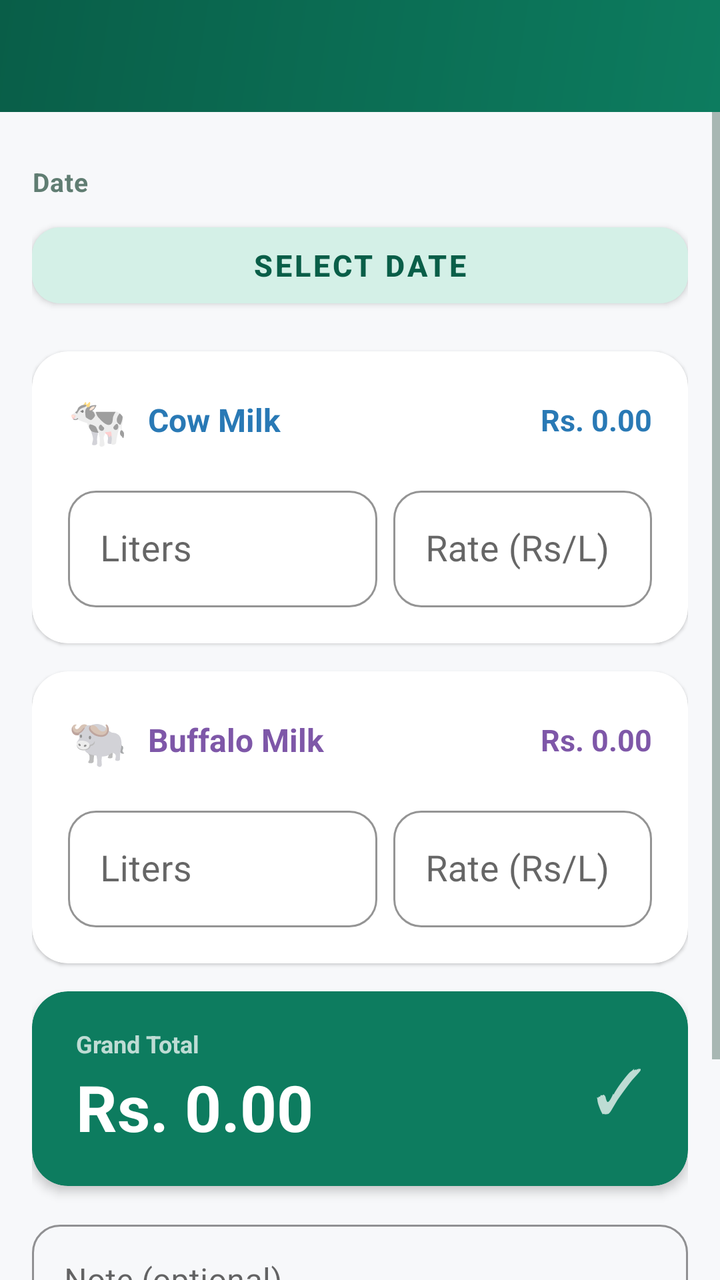
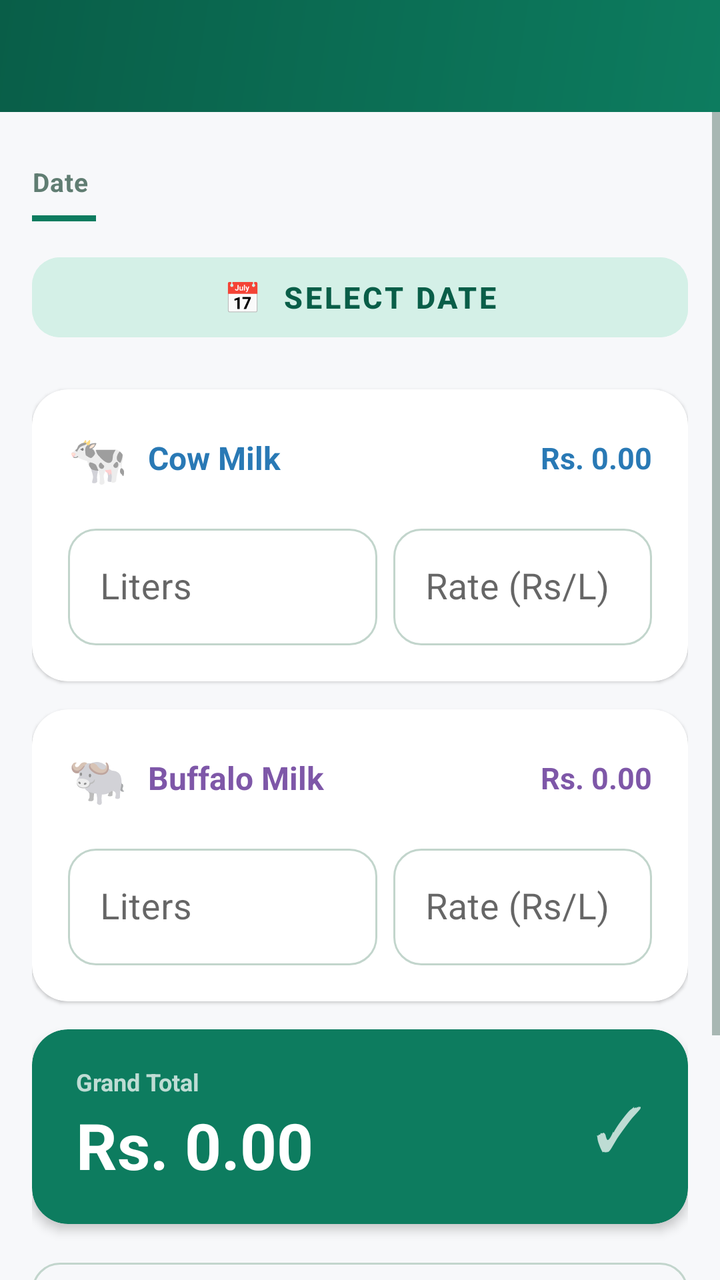

Screens rendered from an Android XML layout before and after an edit, with the pre-edit source and the edit as a unified diff.
<!-- AndroidManifest.xml: application theme Theme.MilkDiary -->
<!-- res/layout/activity_add_record.xml -->
<?xml version="1.0" encoding="utf-8"?>
<LinearLayout xmlns:android="http://schemas.android.com/apk/res/android"
    xmlns:app="http://schemas.android.com/apk/res-auto"
    android:layout_width="match_parent"
    android:layout_height="match_parent"
    android:orientation="vertical"
    android:background="@color/background">

    
    <com.google.android.material.appbar.MaterialToolbar
        android:id="@+id/toolbar"
        android:layout_width="match_parent"
        android:layout_height="?attr/actionBarSize"
        android:background="@drawable/header_gradient"
        app:titleTextColor="#FFFFFF"
        app:navigationIconTint="#FFFFFF" />

    <ScrollView
        android:layout_width="match_parent"
        android:layout_height="match_parent"
        android:fillViewport="true">

        <LinearLayout
            android:layout_width="match_parent"
            android:layout_height="wrap_content"
            android:orientation="vertical"
            android:paddingStart="16dp"
            android:paddingEnd="16dp"
            android:paddingTop="20dp"
            android:paddingBottom="32dp">

            
            <TextView
                android:layout_width="match_parent"
                android:layout_height="wrap_content"
                android:text="Date"
                style="@style/SectionLabel" />

            <Button
                android:id="@+id/btnDate"
                android:layout_width="match_parent"
                android:layout_height="50dp"
                android:layout_marginBottom="18dp"
                android:text="Select Date"
                android:backgroundTint="@color/primary_light"
                android:textColor="@color/primary_dark"
                android:textStyle="bold"
                android:textSize="15sp"
                app:cornerRadius="14dp"
                android:elevation="0dp" />

            
            <androidx.cardview.widget.CardView
                android:layout_width="match_parent"
                android:layout_height="wrap_content"
                android:layout_marginBottom="14dp"
                app:cardCornerRadius="18dp"
                app:cardElevation="1dp"
                app:cardBackgroundColor="@color/card_bg">

                <LinearLayout
                    android:layout_width="match_parent"
                    android:layout_height="wrap_content"
                    android:orientation="vertical"
                    android:padding="18dp">

                    
                    <LinearLayout
                        android:layout_width="match_parent"
                        android:layout_height="wrap_content"
                        android:orientation="horizontal"
                        android:gravity="center_vertical"
                        android:paddingBottom="14dp">
                        <TextView
                            android:layout_width="wrap_content"
                            android:layout_height="wrap_content"
                            android:text="🐄"
                            android:textSize="24sp"
                            android:layout_marginEnd="10dp" />
                        <TextView
                            android:layout_width="0dp"
                            android:layout_height="wrap_content"
                            android:layout_weight="1"
                            android:text="Cow Milk"
                            android:textSize="16sp"
                            android:textStyle="bold"
                            android:textColor="@color/cow_color" />
                        <TextView
                            android:id="@+id/tvCowAmount"
                            android:layout_width="wrap_content"
                            android:layout_height="wrap_content"
                            android:text="Rs. 0.00"
                            android:textSize="15sp"
                            android:textStyle="bold"
                            android:textColor="@color/cow_color" />
                    </LinearLayout>

                    
                    <LinearLayout
                        android:layout_width="match_parent"
                        android:layout_height="wrap_content"
                        android:orientation="horizontal">

                        <com.google.android.material.textfield.TextInputLayout
                            android:layout_width="0dp"
                            android:layout_height="wrap_content"
                            android:layout_weight="1.2"
                            android:layout_marginEnd="8dp"
                            android:hint="Liters"
                            style="@style/InputField">
                            <com.google.android.material.textfield.TextInputEditText
                                android:id="@+id/etCowLiters"
                                android:layout_width="match_parent"
                                android:layout_height="wrap_content"
                                android:inputType="numberDecimal"
                                android:textSize="18sp"
                                android:selectAllOnFocus="true"
                                android:imeOptions="actionNext" />
                        </com.google.android.material.textfield.TextInputLayout>

                        <com.google.android.material.textfield.TextInputLayout
                            android:layout_width="0dp"
                            android:layout_height="wrap_content"
                            android:layout_weight="1"
                            android:hint="Rate (Rs/L)"
                            style="@style/InputField">
                            <com.google.android.material.textfield.TextInputEditText
                                android:id="@+id/etCowRate"
                                android:layout_width="match_parent"
                                android:layout_height="wrap_content"
                                android:inputType="numberDecimal"
                                android:textSize="18sp"
                                android:selectAllOnFocus="true"
                                android:imeOptions="actionNext" />
                        </com.google.android.material.textfield.TextInputLayout>
                    </LinearLayout>
                </LinearLayout>
            </androidx.cardview.widget.CardView>

            
            <androidx.cardview.widget.CardView
                android:layout_width="match_parent"
                android:layout_height="wrap_content"
                android:layout_marginBottom="14dp"
                app:cardCornerRadius="18dp"
                app:cardElevation="1dp"
                app:cardBackgroundColor="@color/card_bg">

                <LinearLayout
                    android:layout_width="match_parent"
                    android:layout_height="wrap_content"
                    android:orientation="vertical"
                    android:padding="18dp">

                    <LinearLayout
                        android:layout_width="match_parent"
                        android:layout_height="wrap_content"
                        android:orientation="horizontal"
                        android:gravity="center_vertical"
                        android:paddingBottom="14dp">
                        <TextView
                            android:layout_width="wrap_content"
                            android:layout_height="wrap_content"
                            android:text="🐃"
                            android:textSize="24sp"
                            android:layout_marginEnd="10dp" />
                        <TextView
                            android:layout_width="0dp"
                            android:layout_height="wrap_content"
                            android:layout_weight="1"
                            android:text="Buffalo Milk"
                            android:textSize="16sp"
                            android:textStyle="bold"
                            android:textColor="@color/buffalo_color" />
                        <TextView
                            android:id="@+id/tvBufAmount"
                            android:layout_width="wrap_content"
                            android:layout_height="wrap_content"
                            android:text="Rs. 0.00"
                            android:textSize="15sp"
                            android:textStyle="bold"
                            android:textColor="@color/buffalo_color" />
                    </LinearLayout>

                    <LinearLayout
                        android:layout_width="match_parent"
                        android:layout_height="wrap_content"
                        android:orientation="horizontal">

                        <com.google.android.material.textfield.TextInputLayout
                            android:layout_width="0dp"
                            android:layout_height="wrap_content"
                            android:layout_weight="1.2"
                            android:layout_marginEnd="8dp"
                            android:hint="Liters"
                            style="@style/InputField">
                            <com.google.android.material.textfield.TextInputEditText
                                android:id="@+id/etBufLiters"
                                android:layout_width="match_parent"
                                android:layout_height="wrap_content"
                                android:inputType="numberDecimal"
                                android:textSize="18sp"
                                android:selectAllOnFocus="true"
                                android:imeOptions="actionNext" />
                        </com.google.android.material.textfield.TextInputLayout>

                        <com.google.android.material.textfield.TextInputLayout
                            android:layout_width="0dp"
                            android:layout_height="wrap_content"
                            android:layout_weight="1"
                            android:hint="Rate (Rs/L)"
                            style="@style/InputField">
                            <com.google.android.material.textfield.TextInputEditText
                                android:id="@+id/etBufRate"
                                android:layout_width="match_parent"
                                android:layout_height="wrap_content"
                                android:inputType="numberDecimal"
                                android:textSize="18sp"
                                android:selectAllOnFocus="true"
                                android:imeOptions="actionNext" />
                        </com.google.android.material.textfield.TextInputLayout>
                    </LinearLayout>
                </LinearLayout>
            </androidx.cardview.widget.CardView>

            
            <androidx.cardview.widget.CardView
                android:layout_width="match_parent"
                android:layout_height="wrap_content"
                android:layout_marginBottom="14dp"
                app:cardCornerRadius="18dp"
                app:cardElevation="3dp"
                app:cardBackgroundColor="@color/primary">
                <LinearLayout
                    android:layout_width="match_parent"
                    android:layout_height="wrap_content"
                    android:orientation="horizontal"
                    android:paddingStart="22dp"
                    android:paddingEnd="22dp"
                    android:paddingTop="18dp"
                    android:paddingBottom="18dp"
                    android:gravity="center_vertical">
                    <LinearLayout
                        android:layout_width="0dp"
                        android:layout_height="wrap_content"
                        android:layout_weight="1"
                        android:orientation="vertical">
                        <TextView
                            android:layout_width="wrap_content"
                            android:layout_height="wrap_content"
                            android:text="Grand Total"
                            android:textColor="#BBFFFFFF"
                            android:textSize="12sp"
                            android:textStyle="bold"
                            android:paddingBottom="2dp" />
                        <TextView
                            android:id="@+id/tvGrandTotal"
                            android:layout_width="wrap_content"
                            android:layout_height="wrap_content"
                            android:text="Rs. 0.00"
                            android:textColor="#FFFFFF"
                            android:textSize="32sp"
                            android:textStyle="bold" />
                    </LinearLayout>
                    <TextView
                        android:layout_width="wrap_content"
                        android:layout_height="wrap_content"
                        android:text="✓"
                        android:textColor="#BBFFFFFF"
                        android:textSize="30sp" />
                </LinearLayout>
            </androidx.cardview.widget.CardView>

            
            <com.google.android.material.textfield.TextInputLayout
                android:layout_width="match_parent"
                android:layout_height="wrap_content"
                android:layout_marginBottom="18dp"
                android:hint="Note (optional)"
                style="@style/InputField">
                <com.google.android.material.textfield.TextInputEditText
                    android:id="@+id/etNote"
                    android:layout_width="match_parent"
                    android:layout_height="wrap_content"
                    android:inputType="textMultiLine"
                    android:maxLines="2"
                    android:imeOptions="actionDone" />
            </com.google.android.material.textfield.TextInputLayout>

            
            <Button
                android:id="@+id/btnSave"
                android:layout_width="match_parent"
                android:layout_height="58dp"
                android:text="Save Record"
                android:textSize="17sp"
                android:textStyle="bold"
                android:backgroundTint="@color/primary"
                app:cornerRadius="16dp" />

        </LinearLayout>
    </ScrollView>
</LinearLayout>
<!-- resources referenced by this layout -->
<resources>
  <color name="background">#F7F8FA</color>
  <color name="buffalo_color">#7E57A8</color>
  <color name="card_bg">#FFFFFF</color>
  <color name="cow_color">#2979B5</color>
  <color name="primary">#0D7C5F</color>
  <color name="primary_dark">#095E48</color>
  <color name="primary_light">#D4F0E7</color>
  <!-- drawable header_gradient (drawable) -->
  <?xml version="1.0" encoding="utf-8"?>
  <shape xmlns:android="http://schemas.android.com/apk/res/android"
      android:shape="rectangle">
      <gradient
          android:startColor="#0D7C5F"
          android:endColor="#095E48"
          android:angle="135"
          android:type="linear" />
  </shape>
  <style name="InputField" parent="Widget.MaterialComponents.TextInputLayout.OutlinedBox">
          <item name="boxCornerRadiusTopStart">14dp</item>
          <item name="boxCornerRadiusTopEnd">14dp</item>
          <item name="boxCornerRadiusBottomStart">14dp</item>
          <item name="boxCornerRadiusBottomEnd">14dp</item>
          <item name="boxStrokeColor">@color/input_stroke</item>
          <item name="hintTextColor">@color/text_secondary</item>
      </style>
  <style name="SectionLabel">
          <item name="android:layout_width">match_parent</item>
          <item name="android:layout_height">wrap_content</item>
          <item name="android:textSize">13sp</item>
          <item name="android:textColor">@color/text_secondary</item>
          <item name="android:textStyle">bold</item>
          <item name="android:letterSpacing">0.03</item>
          <item name="android:paddingBottom">8dp</item>
          <item name="android:paddingTop">6dp</item>
      </style>
  <style name="Theme.MilkDiary" parent="Theme.MaterialComponents.DayNight.NoActionBar">
          <item name="colorPrimary">@color/primary</item>
          <item name="colorPrimaryDark">@color/primary_dark</item>
          <item name="colorAccent">@color/accent</item>
          <item name="android:colorBackground">@color/background</item>
          <item name="colorSurface">@color/surface</item>
          <item name="android:textColorPrimary">@color/text_primary</item>
          <item name="android:textColorSecondary">@color/text_secondary</item>
          <item name="windowActionBar">false</item>
          <item name="windowNoTitle">true</item>
          <item name="android:statusBarColor">@color/primary_dark</item>
          <item name="android:navigationBarColor">@color/background</item>
      </style>
  <color name="input_stroke">#C2D5CC</color>
  <color name="text_secondary">#607D72</color>
  <color name="accent">#E8913A</color>
  <color name="surface">#FFFFFF</color>
  <color name="text_primary">#1A2B26</color>
</resources>

<!-- the commit's change to res/layout/activity_add_record.xml (unified diff, before → after) -->
@@ -35,19 +35,20 @@
                 android:layout_height="wrap_content"
                 android:text="Date"
                 style="@style/SectionLabel" />
+            <View style="@style/SectionDivider" />
 
             <Button
                 android:id="@+id/btnDate"
                 android:layout_width="match_parent"
-                android:layout_height="50dp"
-                android:layout_marginBottom="18dp"
-                android:text="Select Date"
+                android:layout_height="52dp"
+                android:layout_marginBottom="20dp"
+                android:text="📅  Select Date"
                 android:backgroundTint="@color/primary_light"
                 android:textColor="@color/primary_dark"
                 android:textStyle="bold"
                 android:textSize="15sp"
                 app:cornerRadius="14dp"
-                android:elevation="0dp" />
+                android:stateListAnimator="@null" />
 
             
             <androidx.cardview.widget.CardView
@@ -275,7 +276,7 @@
             <com.google.android.material.textfield.TextInputLayout
                 android:layout_width="match_parent"
                 android:layout_height="wrap_content"
-                android:layout_marginBottom="18dp"
+                android:layout_marginBottom="20dp"
                 android:hint="Note (optional)"
                 style="@style/InputField">
                 <com.google.android.material.textfield.TextInputEditText
@@ -291,12 +292,13 @@
             <Button
                 android:id="@+id/btnSave"
                 android:layout_width="match_parent"
-                android:layout_height="58dp"
-                android:text="Save Record"
+                android:layout_height="56dp"
+                android:text="💾  Save Record"
                 android:textSize="17sp"
                 android:textStyle="bold"
                 android:backgroundTint="@color/primary"
-                app:cornerRadius="16dp" />
+                app:cornerRadius="16dp"
+                android:stateListAnimator="@null" />
 
         </LinearLayout>
     </ScrollView>
<!-- resource entries referenced after the edit -->
@@ -22,8 +22,14 @@
           <item name="boxCornerRadiusTopEnd">14dp</item>
           <item name="boxCornerRadiusBottomStart">14dp</item>
           <item name="boxCornerRadiusBottomEnd">14dp</item>
-          <item name="boxStrokeColor">@color/input_stroke</item>
+          <item name="boxStrokeColor">@color/input_stroke_selector</item>
           <item name="hintTextColor">@color/text_secondary</item>
+      </style>
+  <style name="SectionDivider">
+          <item name="android:layout_width">32dp</item>
+          <item name="android:layout_height">3dp</item>
+          <item name="android:background">@color/primary</item>
+          <item name="android:layout_marginBottom">12dp</item>
       </style>
   <style name="SectionLabel">
           <item name="android:layout_width">match_parent</item>
@@ -48,7 +54,6 @@
           <item name="android:statusBarColor">@color/primary_dark</item>
           <item name="android:navigationBarColor">@color/background</item>
       </style>
-  <color name="input_stroke">#C2D5CC</color>
   <color name="text_secondary">#607D72</color>
   <color name="accent">#E8913A</color>
   <color name="surface">#FFFFFF</color>
